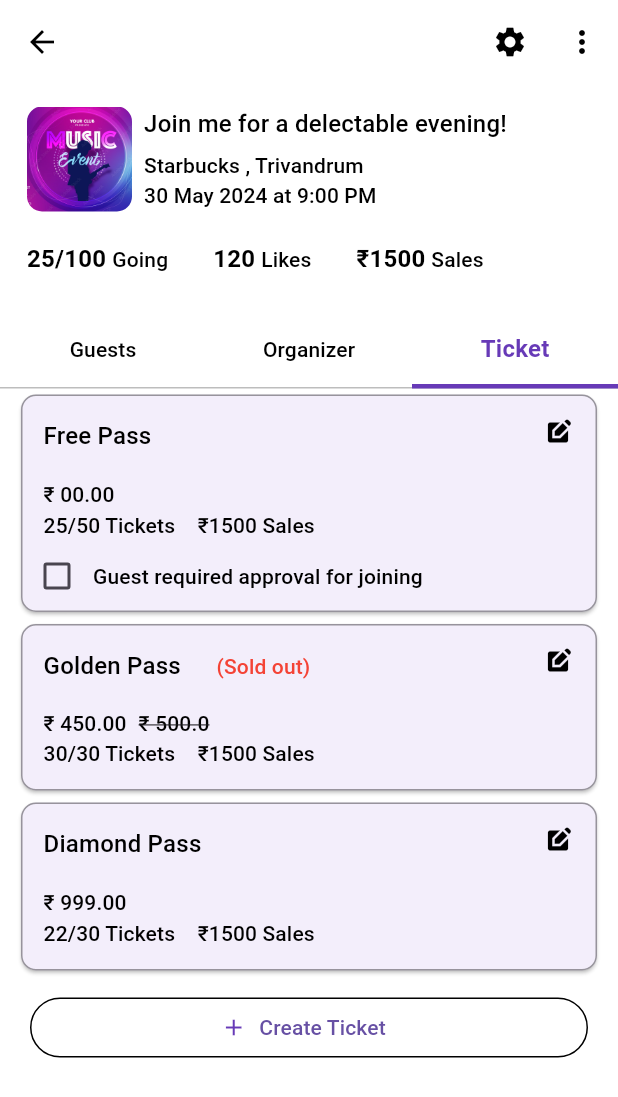
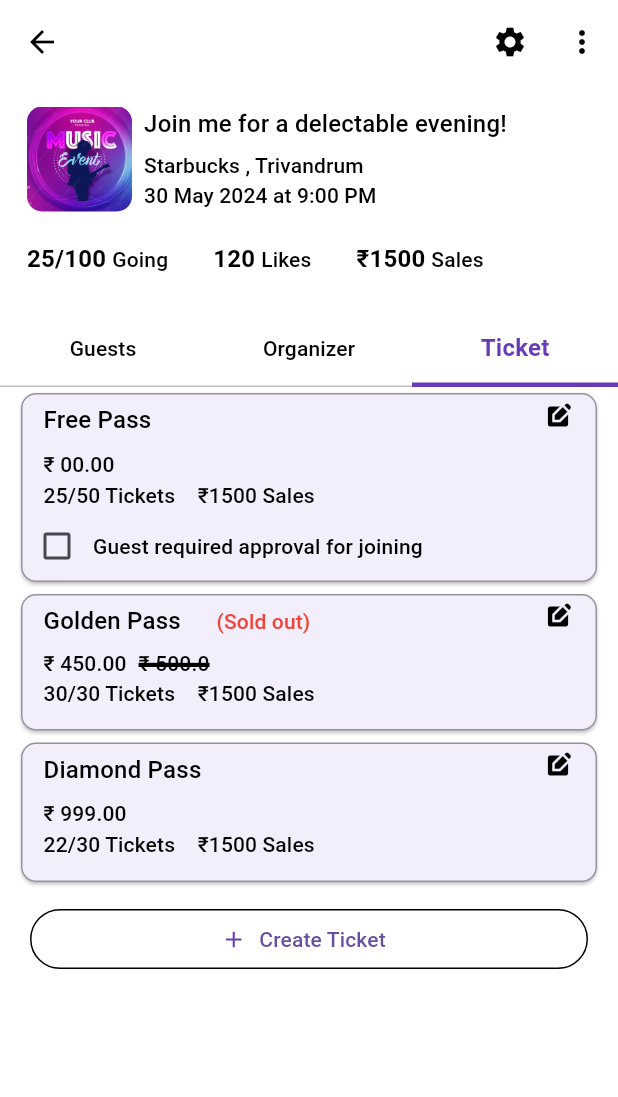
Before and after one commit to sreenandh-tp/manage_gathering, a Flutter app: the screen it shows after launch, tab 3 chosen, on a phone screen of 412 x 824 dp. Shown: the top 1097 px of the screen. Run offline on Flutter 3.47's test engine with Material 3 defaults, Android fonts, the phone set to English and light mode, and no system bars.

Commit message:
23/12/2024

```diff
--- a/lib/main.dart
+++ b/lib/main.dart
@@ -14,8 +14,10 @@ class MyApp extends StatelessWidget {
     return MaterialApp(
       title: 'Flutter Demo',
       themeMode: ThemeMode.system,
+
       //LIGHT THEME
       theme: ThemeData(
+        useMaterial3: true,
         primaryColor: const Color.fromARGB(255, 243, 238, 251),
         dialogTheme: const DialogTheme(backgroundColor: Colors.white),
         bottomSheetTheme:
@@ -58,6 +60,7 @@ class MyApp extends StatelessWidget {
       ),
       // DARK THEME
       darkTheme: ThemeData(
+        useMaterial3: true,
         primaryColor: Colors.black,
         dialogTheme: const DialogTheme(backgroundColor: Colors.black87),
         bottomSheetTheme:
--- a/lib/manage_gathering/screen/manage_gathering.dart
+++ b/lib/manage_gathering/screen/manage_gathering.dart
@@ -17,33 +17,6 @@ class ManageGatheringPage extends StatefulWidget {
 }
 
 class _ManageGatheringPageState extends State<ManageGatheringPage> {
-  final ScrollController scrollController = ScrollController();
-  bool isCollapsed = false;
-
-  @override
-  void initState() {
-    super.initState();
-    scrollController.addListener(onScroll);
-  }
-
-  void onScroll() {
-    if (scrollController.offset > 50 && !isCollapsed) {
-      setState(() {
-        isCollapsed = true;
-      });
-    } else if (scrollController.offset <= 50 && isCollapsed) {
-      setState(() {
-        isCollapsed = false;
-      });
-    }
-  }
-
-  @override
-  void dispose() {
-    scrollController.dispose();
-    super.dispose();
-  }
-
   @override
   Widget build(BuildContext context) {
     return Scaffold(
@@ -128,9 +101,7 @@ class _ManageGatheringPageState extends State<ManageGatheringPage> {
       ),
       body: Column(
         children: [
-          AnimatedContainer(
-            duration: const Duration(milliseconds: 300),
-            height: isCollapsed ? 70 : 150,
+          SizedBox(
             width: double.infinity,
             child: Padding(
               padding: const EdgeInsets.only(top: 15, left: 18, right: 10),
@@ -142,8 +113,8 @@ class _ManageGatheringPageState extends State<ManageGatheringPage> {
                     crossAxisAlignment: CrossAxisAlignment.start,
                     children: [
                       Container(
-                        height: isCollapsed ? 40 : 70,
-                        width: isCollapsed ? 40 : 70,
+                        height: 70,
+                        width: 70,
                         decoration: BoxDecoration(
                             borderRadius: BorderRadius.circular(10)),
                         child: ClipRRect(
@@ -156,18 +127,7 @@ class _ManageGatheringPageState extends State<ManageGatheringPage> {
                       ),
                       const SizedBox(width: 8),
                       Expanded(
-                        child: AnimatedCrossFade(
-                          duration: const Duration(milliseconds: 300),
-                          crossFadeState: isCollapsed
-                              ? CrossFadeState.showFirst
-                              : CrossFadeState.showSecond,
-                          firstChild: Text(
-                            "Join me for a delectable evening!",
-                            maxLines: 2,
-                            overflow: TextOverflow.ellipsis,
-                            style: Theme.of(context).textTheme.titleMedium,
-                          ),
-                          secondChild: Column(
+                        child: Column(
                           mainAxisSize: MainAxisSize.max,
                           crossAxisAlignment: CrossAxisAlignment.start,
                           children: [
@@ -179,12 +139,10 @@ class _ManageGatheringPageState extends State<ManageGatheringPage> {
                             ),
                             const SizedBox(height: 5),
                             Text("Starbucks , Trivandrum",
-                                  style:
-                                      Theme.of(context).textTheme.titleSmall),
+                                style: Theme.of(context).textTheme.titleSmall),
                             Text("30 May 2024 at 9:00 PM",
                                 style: Theme.of(context).textTheme.titleSmall)
                           ],
-                          ),
                         ),
                       )
                     ],
--- a/lib/manage_gathering/screen/tabbar_pages/guests_page.dart
+++ b/lib/manage_gathering/screen/tabbar_pages/guests_page.dart
@@ -7,7 +7,7 @@ class GuestsPage extends StatelessWidget {
   @override
   Widget build(BuildContext context) {
     return Scaffold(
-      body: Column(
+      body: ListView(
         children: [
           Padding(
             padding: const EdgeInsets.only(left: 10, top: 12),
@@ -40,7 +40,7 @@ class GuestsPage extends StatelessWidget {
           const SizedBox(height: 10),
           ListView.builder(
             shrinkWrap: true,
-            itemCount: 6,
+            itemCount: 12,
             physics: const NeverScrollableScrollPhysics(),
             itemBuilder: (context, index) {
               return GestureDetector(
--- a/lib/manage_gathering/screen/tabbar_pages/widgets/ticket_widget.dart
+++ b/lib/manage_gathering/screen/tabbar_pages/widgets/ticket_widget.dart
@@ -25,17 +25,21 @@ class TickectWidget extends StatelessWidget {
       child: Column(
         children: [
           ListTile(
-            contentPadding: const EdgeInsets.only(left: 15, right: 5),
+            minTileHeight: 30,
+            dense: true,
+            contentPadding: const EdgeInsets.only(
+              left: 15,
+              right: 5,
+            ),
             leading: Text(
               ticketType,
               style: Theme.of(context).textTheme.titleMedium,
             ),
             title: Text(
               status,
-              style: Theme.of(context)
-                  .textTheme
-                  .titleSmall
-                  ?.merge(const TextStyle(color: Colors.red)),
+              style: Theme.of(context).textTheme.titleSmall?.merge(
+                    const TextStyle(color: Colors.red),
+                  ),
             ),
             trailing: IconButton(
                 alignment: Alignment.topRight,
@@ -62,8 +66,13 @@ class TickectWidget extends StatelessWidget {
                 const SizedBox(width: 8),
                 Text(
                   strickedPrice!,
-                  style: Theme.of(context).textTheme.labelLarge?.merge(
-                      const TextStyle(decoration: TextDecoration.lineThrough)),
+                  style:
+                      Theme.of(context).textTheme.labelLarge?.merge(TextStyle(
+                            decorationColor:
+                                Theme.of(context).textTheme.labelSmall?.color,
+                            decoration: TextDecoration.lineThrough,
+                            decorationThickness: 4,
+                          )),
                 ),
               ],
             ),
@@ -85,7 +94,7 @@ class TickectWidget extends StatelessWidget {
           rowWidget ??
               const SizedBox(
                 height: 15,
-              )
+              ),
         ],
       ),
     );
--- a/lib/manage_gathering/screen/ticket_edit/ticket_edit_page.dart
+++ b/lib/manage_gathering/screen/ticket_edit/ticket_edit_page.dart
@@ -166,8 +166,6 @@ class TicketEditPage extends StatelessWidget {
                             decoration: InputDecoration(
                               hintText: "DD/MM/YYYY",
                               labelText: "Start on",
-                              labelStyle:
-                                  Theme.of(context).textTheme.labelLarge,
                               suffix: IconButton(
                                 onPressed: () {},
                                 icon: const Icon(Icons.calendar_today_outlined),
@@ -182,8 +180,6 @@ class TicketEditPage extends StatelessWidget {
                             decoration: InputDecoration(
                               hintText: "DD/MM/YYYY",
                               labelText: "End on (Optional)",
-                              labelStyle:
-                                  Theme.of(context).textTheme.labelLarge,
                               suffix: IconButton(
                                 onPressed: () {},
                                 icon: const Icon(Icons.calendar_today_outlined),
```
Lines whose indentation alone changed are shown as unchanged.
